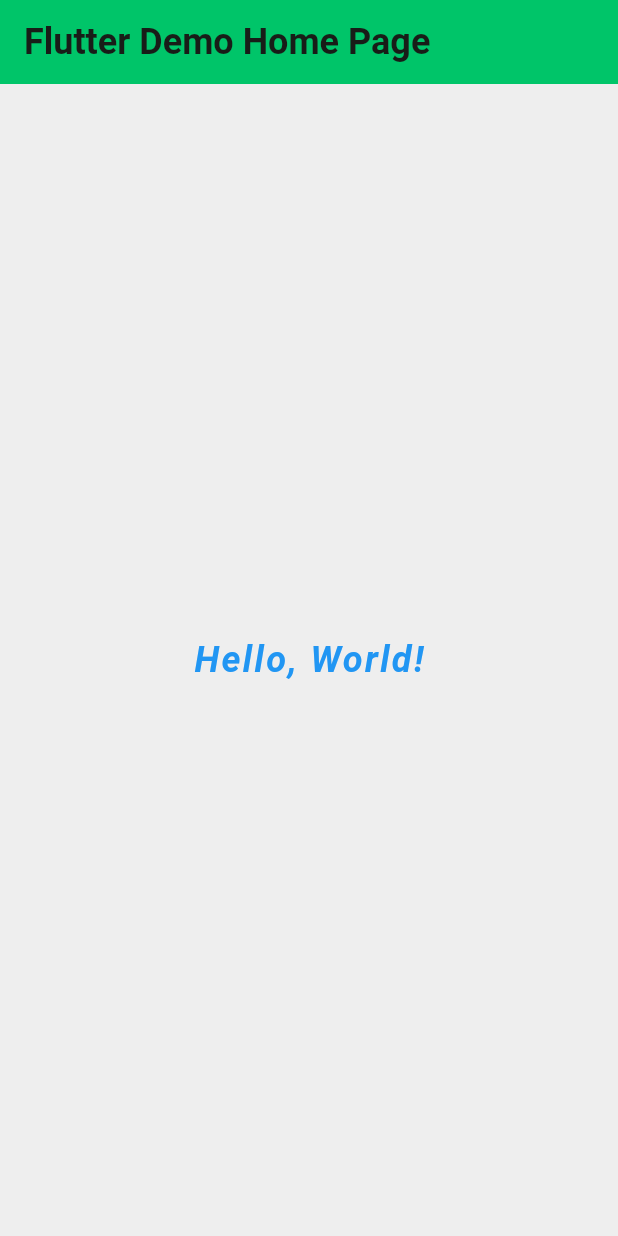
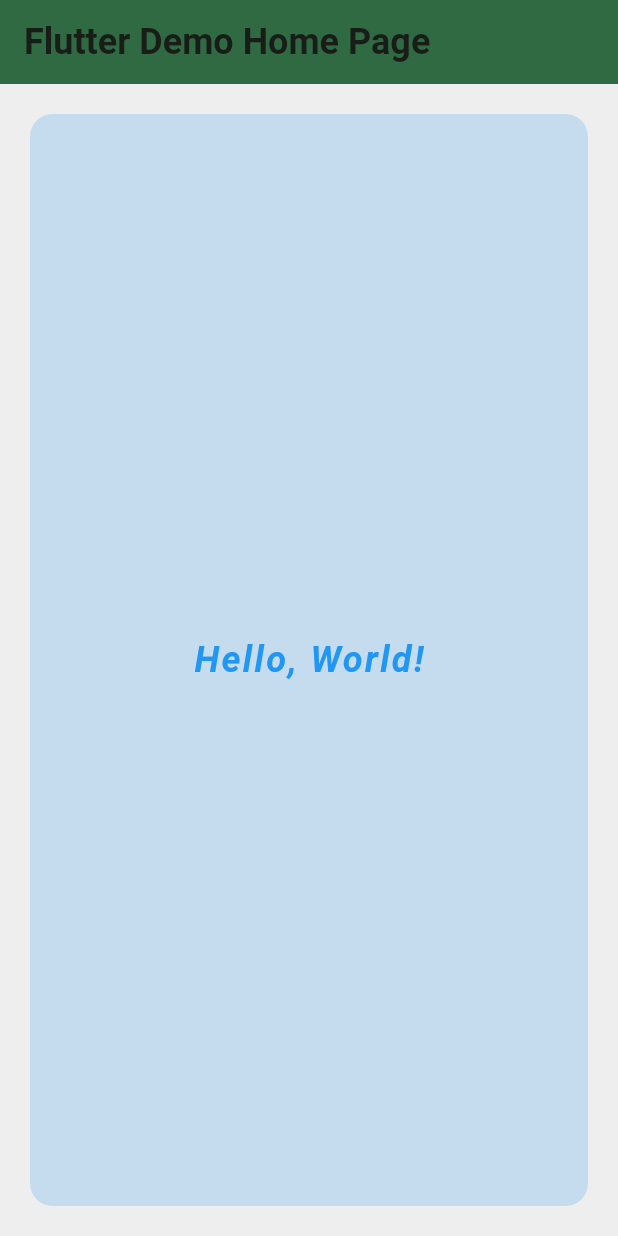
Before and after one commit to Alhaque-786/Home, a Flutter app: the screen it shows after launch, on a phone screen of 412 x 824 dp. Run offline on Flutter 3.47's test engine with Material 3 defaults, Android fonts, the phone set to English and light mode, and no system bars.

Commit message:
Fourth Commit

```diff
--- a/lib/main.dart
+++ b/lib/main.dart
@@ -63,19 +63,49 @@ class MyHomePage extends StatelessWidget {
   Widget build(BuildContext context) {
     return Scaffold(
       appBar: AppBar(
-        // The title text which will be shown on the action bar
         title: Text(title),
+        backgroundColor: Theme.of(context).primaryColor,
+        elevation: 0, // Consider a subtle elevation
       ),
-      body: Center(
-        child: Text(
-          'Hello, World!',
-          style: TextStyle(
-            color: Colors.blue, // Change color as needed
-            fontSize: 24, // Change font size
-            fontWeight: FontWeight.bold, // Change font weight
-            fontStyle: FontStyle.italic, // Change font style
-            letterSpacing: 1.5, // Change letter spacing
-            // You can add more styles as needed
+      body: Container(
+        decoration: BoxDecoration(
+          color: Theme.of(context).scaffoldBackgroundColor,
+          borderRadius: BorderRadius.circular(15),
+        ),
+        padding: const EdgeInsets.all(20),
+        child: Center(
+          child: AnimatedContainer(
+            duration:
+                const Duration(milliseconds: 500), // Adjust animation duration
+            curve: Curves.easeInOut, // Customize animation curve
+            decoration: BoxDecoration(
+              color: Colors.blue.withOpacity(0.2), // Semi-transparent blue
+              borderRadius: BorderRadius.circular(15),
+            ),
+            child: Center(
+              child: Column(
+                mainAxisAlignment: MainAxisAlignment.center,
+                children: [
+                  GestureDetector(
+                    onTap: () {
+                      // Handle tap event (e.g., print message, navigate to another screen)
+                      print('Hello World clicked!');
+                    },
+                    child: Text(
+                      'Hello, World!',
+                      style: TextStyle(
+                        color: Colors.blue,
+                        fontSize: 24,
+                        fontWeight: FontWeight.bold,
+                        fontStyle: FontStyle.italic,
+                        letterSpacing: 1.5,
+                      ),
+                    ),
+                  ),
+                  // Add additional content as needed
+                ],
+              ),
+            ),
           ),
         ),
       ),
```
